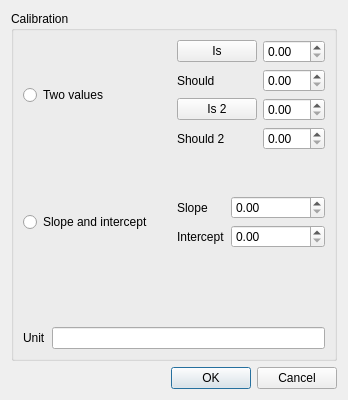
leezu/MeasurementValueLogging, file MeasurementValueLogging/ui/deviceSettingsDialog.ui: the form before one commit.
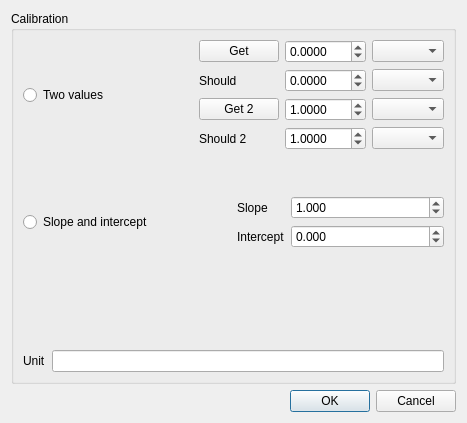
The form after the commit.

Diff of the .ui file:
```diff
--- a/MeasurementValueLogging/ui/deviceSettingsDialog.ui
+++ b/MeasurementValueLogging/ui/deviceSettingsDialog.ui
@@ -6,8 +6,8 @@
    <rect>
     <x>0</x>
     <y>0</y>
-    <width>348</width>
-    <height>400</height>
+    <width>467</width>
+    <height>423</height>
    </rect>
   </property>
   <property name="windowTitle">
@@ -31,9 +31,6 @@
         </item>
         <item>
          <layout class="QFormLayout" name="formLayout_4">
-          <item row="0" column="1">
-           <widget class="QDoubleSpinBox" name="is1"/>
-          </item>
           <item row="2" column="0">
            <widget class="QLabel" name="label_2">
             <property name="text">
@@ -44,12 +41,6 @@
             </property>
            </widget>
           </item>
-          <item row="2" column="1">
-           <widget class="QDoubleSpinBox" name="should1"/>
-          </item>
-          <item row="3" column="1">
-           <widget class="QDoubleSpinBox" name="is2"/>
-          </item>
           <item row="5" column="0">
            <widget class="QLabel" name="label_4">
             <property name="text">
@@ -60,23 +51,134 @@
             </property>
            </widget>
           </item>
-          <item row="5" column="1">
-           <widget class="QDoubleSpinBox" name="should2"/>
-          </item>
           <item row="0" column="0">
            <widget class="QPushButton" name="get1">
             <property name="text">
-             <string>Is</string>
+             <string>Get</string>
             </property>
            </widget>
           </item>
           <item row="3" column="0">
            <widget class="QPushButton" name="get2">
             <property name="text">
-             <string>Is 2</string>
+             <string>Get 2</string>
             </property>
            </widget>
           </item>
+          <item row="3" column="1">
+           <layout class="QHBoxLayout" name="horizontalLayout_4">
+            <item>
+             <widget class="QDoubleSpinBox" name="is2">
+              <property name="decimals">
+               <number>4</number>
+              </property>
+              <property name="minimum">
+               <double>-100.000000000000000</double>
+              </property>
+              <property name="maximum">
+               <double>100.000000000000000</double>
+              </property>
+              <property name="value">
+               <double>1.000000000000000</double>
+              </property>
+             </widget>
+            </item>
+            <item>
+             <widget class="QComboBox" name="is2Prefix">
+              <property name="currentIndex">
+               <number>-1</number>
+              </property>
+              <property name="maxVisibleItems">
+               <number>20</number>
+              </property>
+             </widget>
+            </item>
+           </layout>
+          </item>
+          <item row="5" column="1">
+           <layout class="QHBoxLayout" name="horizontalLayout_5">
+            <item>
+             <widget class="QDoubleSpinBox" name="should2">
+              <property name="decimals">
+               <number>4</number>
+              </property>
+              <property name="minimum">
+               <double>-100.000000000000000</double>
+              </property>
+              <property name="maximum">
+               <double>100.000000000000000</double>
+              </property>
+              <property name="value">
+               <double>1.000000000000000</double>
+              </property>
+             </widget>
+            </item>
+            <item>
+             <widget class="QComboBox" name="should2Prefix">
+              <property name="currentIndex">
+               <number>-1</number>
+              </property>
+              <property name="maxVisibleItems">
+               <number>20</number>
+              </property>
+             </widget>
+            </item>
+           </layout>
+          </item>
+          <item row="2" column="1">
+           <layout class="QHBoxLayout" name="horizontalLayout_6">
+            <item>
+             <widget class="QDoubleSpinBox" name="should1">
+              <property name="decimals">
+               <number>4</number>
+              </property>
+              <property name="minimum">
+               <double>-100.000000000000000</double>
+              </property>
+              <property name="maximum">
+               <double>100.000000000000000</double>
+              </property>
+             </widget>
+            </item>
+            <item>
+             <widget class="QComboBox" name="should1Prefix">
+              <property name="currentIndex">
+               <number>-1</number>
+              </property>
+              <property name="maxVisibleItems">
+               <number>20</number>
+              </property>
+             </widget>
+            </item>
+           </layout>
+          </item>
+          <item row="0" column="1">
+           <layout class="QHBoxLayout" name="horizontalLayout_7">
+            <item>
+             <widget class="QDoubleSpinBox" name="is1">
+              <property name="decimals">
+               <number>4</number>
+              </property>
+              <property name="minimum">
+               <double>-100.000000000000000</double>
+              </property>
+              <property name="maximum">
+               <double>100.000000000000000</double>
+              </property>
+             </widget>
+            </item>
+            <item>
+             <widget class="QComboBox" name="is1Prefix">
+              <property name="currentIndex">
+               <number>-1</number>
+              </property>
+              <property name="maxVisibleItems">
+               <number>20</number>
+              </property>
+             </widget>
+            </item>
+           </layout>
+          </item>
          </layout>
         </item>
        </layout>
@@ -122,7 +224,20 @@
            </widget>
           </item>
           <item row="0" column="1">
-           <widget class="QDoubleSpinBox" name="slope"/>
+           <widget class="QDoubleSpinBox" name="slope">
+            <property name="decimals">
+             <number>3</number>
+            </property>
+            <property name="minimum">
+             <double>-100.000000000000000</double>
+            </property>
+            <property name="maximum">
+             <double>100.000000000000000</double>
+            </property>
+            <property name="value">
+             <double>1.000000000000000</double>
+            </property>
+           </widget>
           </item>
           <item row="1" column="0">
            <widget class="QLabel" name="label_6">
@@ -135,7 +250,17 @@
            </widget>
           </item>
           <item row="1" column="1">
-           <widget class="QDoubleSpinBox" name="intercept"/>
+           <widget class="QDoubleSpinBox" name="intercept">
+            <property name="decimals">
+             <number>3</number>
+            </property>
+            <property name="minimum">
+             <double>-100.000000000000000</double>
+            </property>
+            <property name="maximum">
+             <double>100.000000000000000</double>
+            </property>
+           </widget>
           </item>
          </layout>
         </item>
```
Left out of the diff: 114 changed lines with no effect on the pictures.
